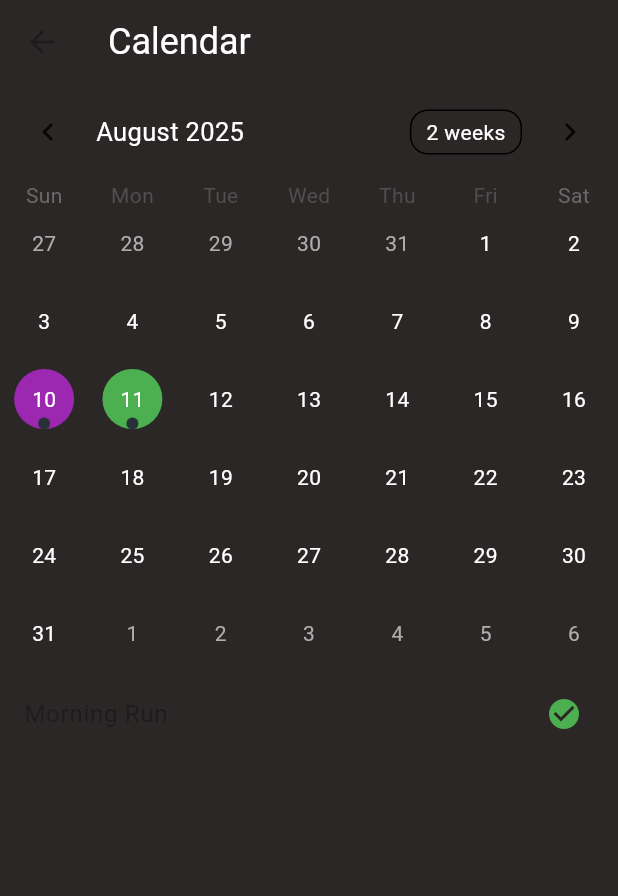
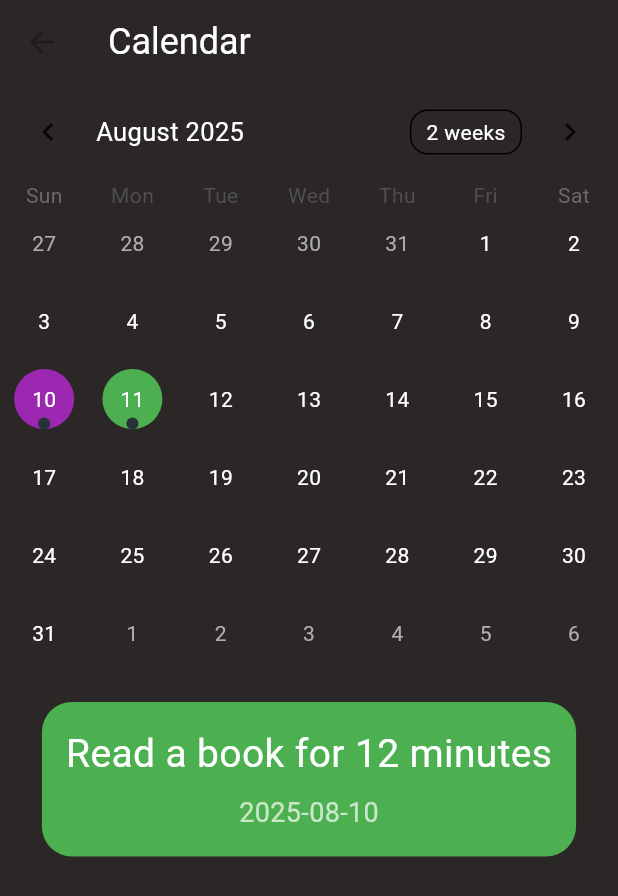
Before and after one commit to temevh/betterbrain, a Flutter app: the CalendarScreen screen opened by its route, on a phone screen of 412 x 824 dp. Shown: the top 896 px of the screen. Run offline on Flutter 3.47's test engine with Material 3 defaults, Android fonts, the phone set to English and light mode, and no system bars; drawn by our look-alikes of table_calendar.

Commit message:
continuing work on calendar

```diff
--- a/lib/screens/calendar_screen.dart
+++ b/lib/screens/calendar_screen.dart
@@ -1,10 +1,17 @@
 import 'package:flutter/material.dart';
 import 'package:table_calendar/table_calendar.dart';
+import 'package:namer_app/widgets/calendar_box.dart';
+import 'package:intl/intl.dart';
 
 class Event {
   final String title;
   final bool isCompleted;
-  Event({required this.title, required this.isCompleted});
+  final String category;
+  Event({
+    required this.title,
+    required this.isCompleted,
+    required this.category,
+  });
 }
 
 class CalendarScreen extends StatefulWidget {
@@ -29,10 +36,14 @@ class _CalendarScreenState extends State<CalendarScreen> {
 
     _events = {
       _normalizeDate(DateTime.now()): [
-        Event(title: 'Morning Run', isCompleted: true),
+        Event(
+          title: 'Read a book for 12 minutes',
+          category: "focus",
+          isCompleted: false,
+        ),
       ],
       _normalizeDate(DateTime.now().add(const Duration(days: 1))): [
-        Event(title: 'Gym Session', isCompleted: true),
+        Event(title: 'Gym Session', category: "health", isCompleted: true),
       ],
     };
   }
@@ -134,16 +145,43 @@ class _CalendarScreenState extends State<CalendarScreen> {
             ),
           ),
 
-          /// List of events for the selected day
           Expanded(
             child: ListView(
               children: _getEventsForDay(_selectedDay ?? _focusedDay)
                   .map(
-                    (event) => ListTile(
-                      title: Text(event.title),
-                      trailing: Icon(
-                        event.isCompleted ? Icons.check_circle : Icons.cancel,
-                        color: event.isCompleted ? Colors.green : Colors.red,
+                    (event) => Padding(
+                      padding: const EdgeInsets.fromLTRB(8, 20, 8, 20),
+                      child: Center(
+                        child: Container(
+                          padding: const EdgeInsets.all(16),
+                          decoration: BoxDecoration(
+                            shape: BoxShape.rectangle,
+                            borderRadius: BorderRadius.circular(20),
+                            color: Colors.green,
+                          ),
+                          child: Column(
+                            mainAxisSize: MainAxisSize.min,
+                            children: [
+                              Text(
+                                event.title,
+                                style: const TextStyle(
+                                  color: Colors.white,
+                                  fontSize: 26,
+                                ),
+                              ),
+                              const SizedBox(height: 8),
+                              Text(
+                                DateFormat(
+                                  'yyyy-MM-dd',
+                                ).format(_selectedDay ?? _focusedDay),
+                                style: const TextStyle(
+                                  color: Colors.white70,
+                                  fontSize: 18,
+                                ),
+                              ),
+                            ],
+                          ),
+                        ),
                       ),
                     ),
                   )
--- /dev/null
+++ b/lib/widgets/calendar_box.dart
@@ -0,0 +1,15 @@
+import 'package:flutter/material.dart';
+
+class CalendarBox extends StatefulWidget {
+  const CalendarBox({super.key});
+
+  @override
+  State<CalendarBox> createState() => _CalendarBoxState();
+}
+
+class _CalendarBoxState extends State<CalendarBox> {
+  @override
+  Widget build(BuildContext context) {
+    return Container(child: Text("Testdata"));
+  }
+}
```
